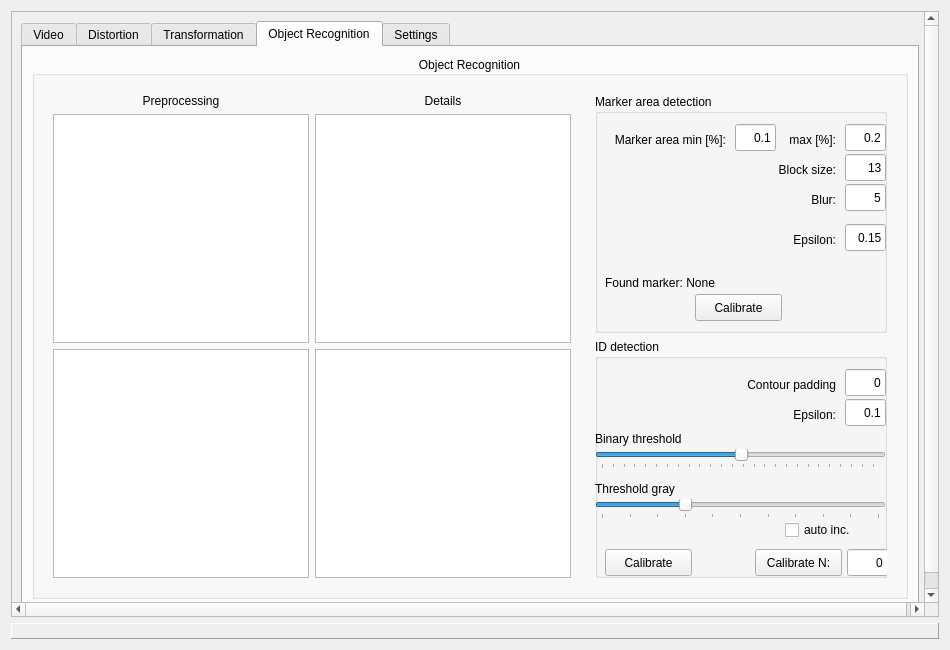
First picture: the form in mrVision/src/mrVision/gui/mainGUI.ui, repository NorthernStars/MR-Vision, before the edit.
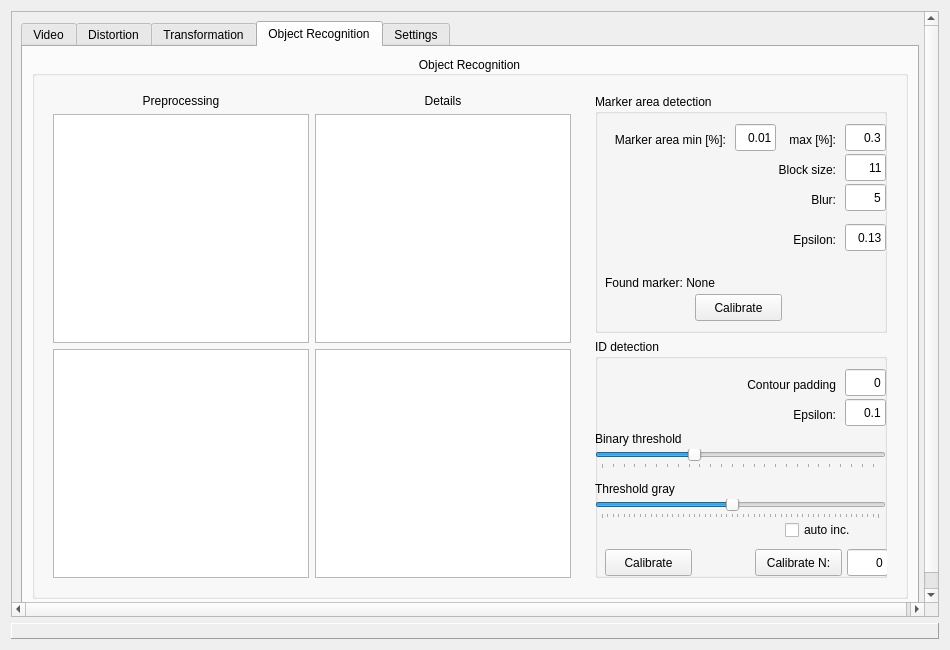
Second picture: the form after the edit. The open tabs and pages were chosen to show the change.

What changed in the file:
```diff
--- a/mrVision/src/mrVision/gui/mainGUI.ui
+++ b/mrVision/src/mrVision/gui/mainGUI.ui
@@ -1329,7 +1329,7 @@
                      </rect>
                     </property>
                     <property name="text">
-                     <string>0.1</string>
+                     <string>0.01</string>
                     </property>
                     <property name="alignment">
                      <set>Qt::AlignRight|Qt::AlignTrailing|Qt::AlignVCenter</set>
@@ -1361,7 +1361,7 @@
                      </rect>
                     </property>
                     <property name="text">
-                     <string>0.2</string>
+                     <string>0.3</string>
                     </property>
                     <property name="alignment">
                      <set>Qt::AlignRight|Qt::AlignTrailing|Qt::AlignVCenter</set>
@@ -1377,7 +1377,7 @@
                      </rect>
                     </property>
                     <property name="text">
-                     <string>0.15</string>
+                     <string>0.13</string>
                     </property>
                     <property name="alignment">
                      <set>Qt::AlignRight|Qt::AlignTrailing|Qt::AlignVCenter</set>
@@ -1422,7 +1422,7 @@
                      </rect>
                     </property>
                     <property name="text">
-                     <string>13</string>
+                     <string>11</string>
                     </property>
                     <property name="alignment">
                      <set>Qt::AlignRight|Qt::AlignTrailing|Qt::AlignVCenter</set>
@@ -1531,7 +1531,7 @@
                      <number>2</number>
                     </property>
                     <property name="value">
-                     <number>128</number>
+                     <number>85</number>
                     </property>
                     <property name="orientation">
                      <enum>Qt::Horizontal</enum>
@@ -1656,13 +1656,16 @@
                      </rect>
                     </property>
                     <property name="maximum">
-                     <number>10</number>
+                     <number>255</number>
                     </property>
                     <property name="singleStep">
-                     <number>1</number>
+                     <number>5</number>
+                    </property>
+                    <property name="pageStep">
+                     <number>5</number>
                     </property>
                     <property name="value">
-                     <number>3</number>
+                     <number>120</number>
                     </property>
                     <property name="orientation">
                      <enum>Qt::Horizontal</enum>
```
